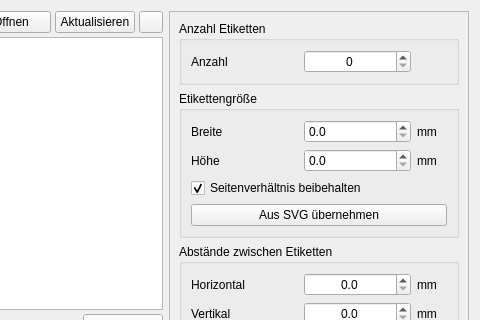
First picture: the form in kleiner-brauhelfer/tabetikette.ui, repository kleiner-brauhelfer/kleiner-brauhelfer-2, before the edit; both pictures show x 776 to 1256 and y 0 to 320 of the 1256 by 632 pixel window.
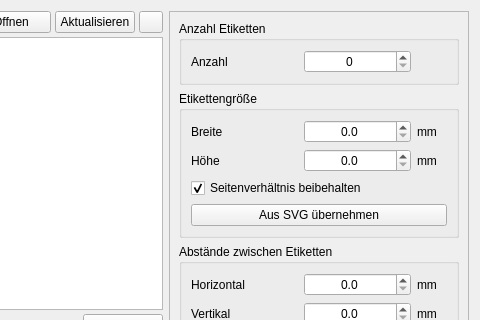
Second picture: the form after the edit. Icons and pictures are not drawn. Custom widgets are drawn as their Qt base class.

```diff
--- a/kleiner-brauhelfer/tabetikette.ui
+++ b/kleiner-brauhelfer/tabetikette.ui
@@ -296,9 +296,18 @@
           </item>
           <item row="1" column="1">
            <widget class="DoubleSpinBox" name="tbLabelHoehe">
+            <property name="minimumSize">
+             <size>
+              <width>80</width>
+              <height>0</height>
+             </size>
+            </property>
             <property name="toolTip">
              <string>&lt;html&gt;&lt;head/&gt;&lt;body&gt;&lt;p&gt;Hier wird die &lt;span style=&quot; font-weight:600;&quot;&gt;Höhe &lt;/span&gt;des Etiketts festgelegt.&lt;/p&gt;&lt;/body&gt;&lt;/html&gt;</string>
             </property>
+            <property name="alignment">
+             <set>Qt::AlignCenter</set>
+            </property>
             <property name="decimals">
              <number>1</number>
             </property>
@@ -309,9 +318,18 @@
           </item>
           <item row="0" column="1">
            <widget class="DoubleSpinBox" name="tbLabelBreite">
+            <property name="minimumSize">
+             <size>
+              <width>80</width>
+              <height>0</height>
+             </size>
+            </property>
             <property name="toolTip">
              <string>&lt;html&gt;&lt;head/&gt;&lt;body&gt;&lt;p&gt;Hier wird die &lt;span style=&quot; font-weight:600;&quot;&gt;Breite &lt;/span&gt;des Etiketts festgelegt.&lt;/p&gt;&lt;p&gt;Die ideale Breite ist abhängig vom Umfang des Gebindes und sollte vorher ausgemessen werden.&lt;/p&gt;&lt;/body&gt;&lt;/html&gt;</string>
             </property>
+            <property name="alignment">
+             <set>Qt::AlignCenter</set>
+            </property>
             <property name="decimals">
              <number>1</number>
             </property>
```
Left out of the diff: 18 changed lines with no effect on the pictures.
